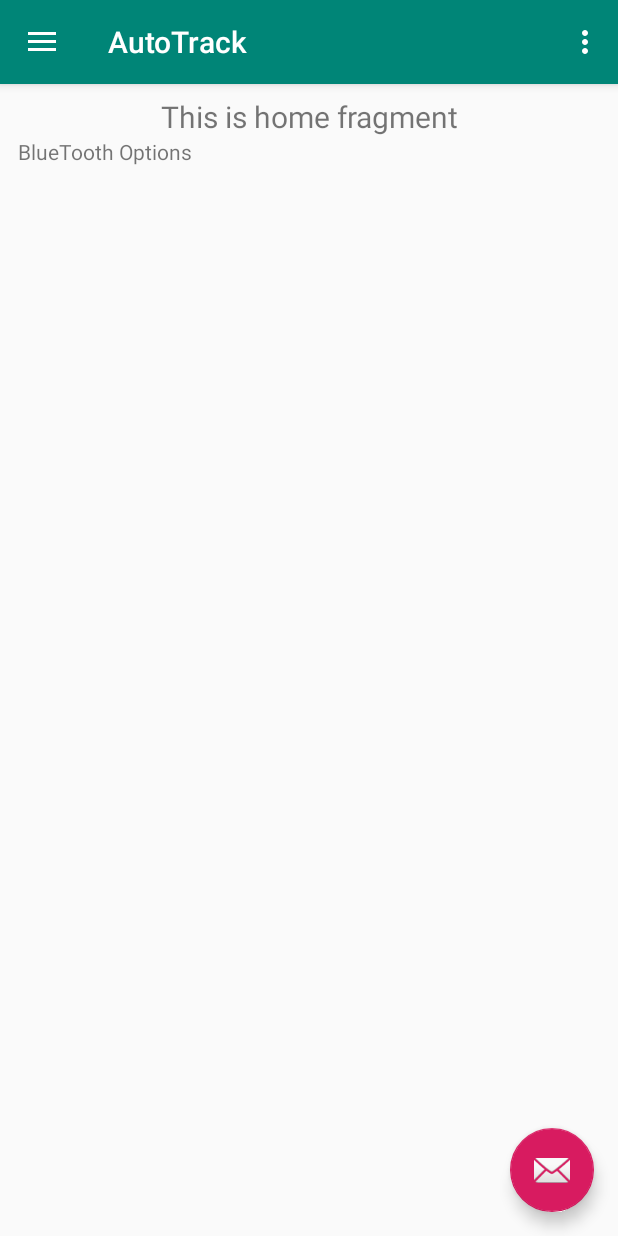
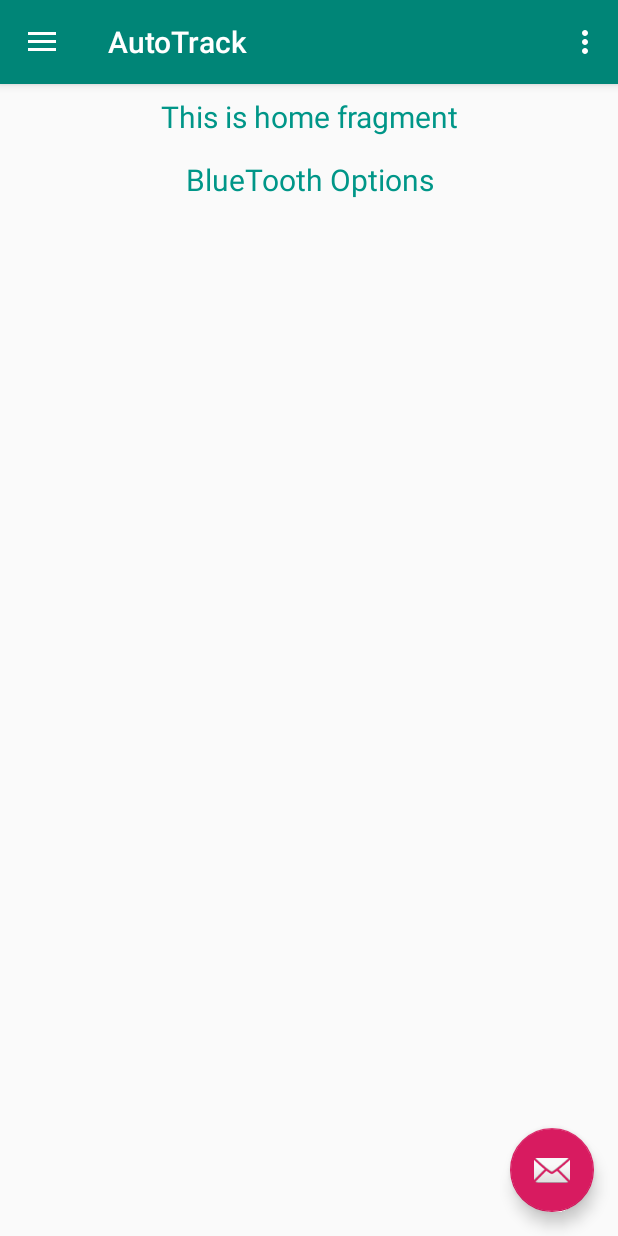
Before and after one commit to walid101/MakeHarvard_2020, an Android app: the screen it shows after launch (MainActivity), on a phone screen of 412 x 824 dp. Run offline under Robolectric (Android 15) with nearby library versions, the phone set to English and light mode, and no system bars; our stand-ins replace navigation-ui.

Commit message:
Initial Commit Of arduino - android app

```diff
--- a/app/src/main/res/layout/fragment_home.xml
+++ b/app/src/main/res/layout/fragment_home.xml
@@ -1,10 +1,10 @@
 <?xml version="1.0" encoding="utf-8"?>
-<androidx.constraintlayout.widget.ConstraintLayout xmlns:android="http://schemas.android.com/apk/res/android"
-    xmlns:app="http://schemas.android.com/apk/res-auto"
-    xmlns:tools="http://schemas.android.com/tools"
-    android:layout_width="match_parent"
-    android:layout_height="match_parent">
 
+
+<LinearLayout android:layout_width="match_parent"
+    android:layout_height="match_parent"
+    android:orientation="horizontal"
+    xmlns:android="http://schemas.android.com/apk/res/android">
         <TextView
             android:id="@+id/text_home"
             android:layout_width="match_parent"
@@ -15,18 +15,19 @@
             android:text="@string/Controller_Title"
             android:textAlignment="center"
             android:textSize="20sp"
-        app:layout_constraintEnd_toEndOf="parent"
-        app:layout_constraintStart_toStartOf="parent"
-        app:layout_constraintTop_toTopOf="parent"
-
+            android:textColor="#009688"
             />
 
     <TextView
-        android:id="@+id/textView2"
-        android:layout_width="392dp"
-        android:layout_height="143dp"
-        android:layout_marginEnd="8dp"
+        android:id="@+id/textView"
+        android:layout_width="388dp"
+        android:layout_height="166dp"
+        android:layout_marginStart="-400dp"
+        android:layout_marginTop="50dp"
+        android:layout_marginEnd="80dp"
         android:text="@string/Blutooth_Options"
-        app:layout_constraintEnd_toEndOf="parent"
-        app:layout_constraintTop_toBottomOf="@+id/text_home" />
-</androidx.constraintlayout.widget.ConstraintLayout>
+        android:textAlignment="center"
+        android:textColor="#009688"
+        android:textSize="20sp" />
+
+</LinearLayout>
```
Lines whose indentation alone changed are shown as unchanged.
